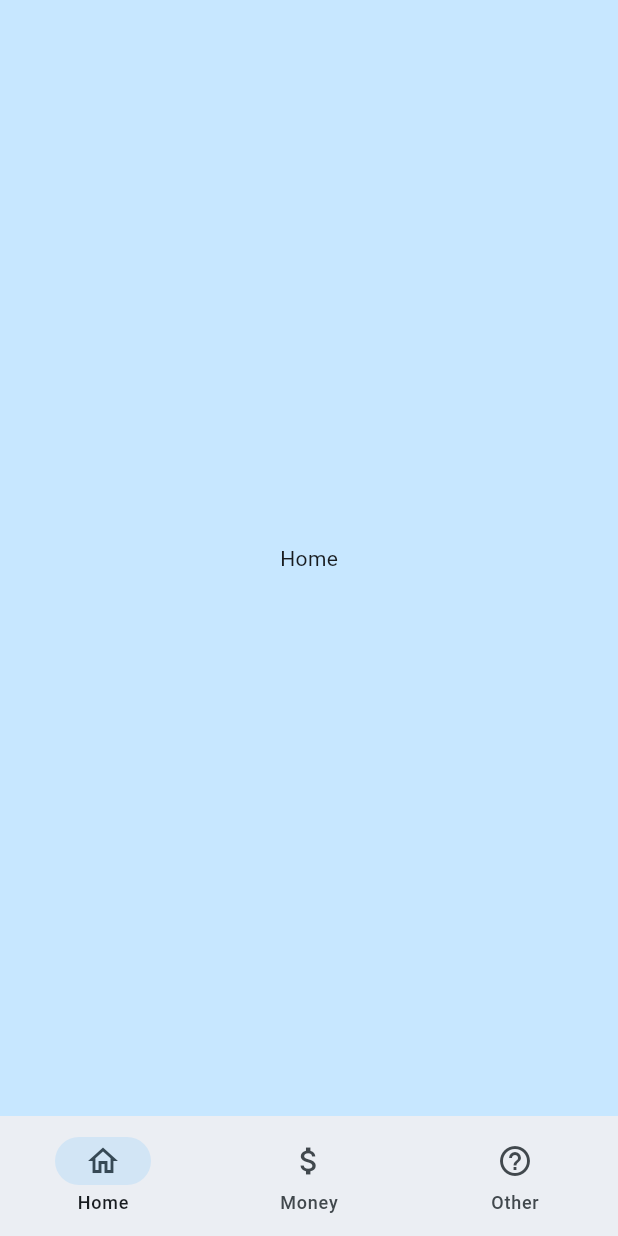
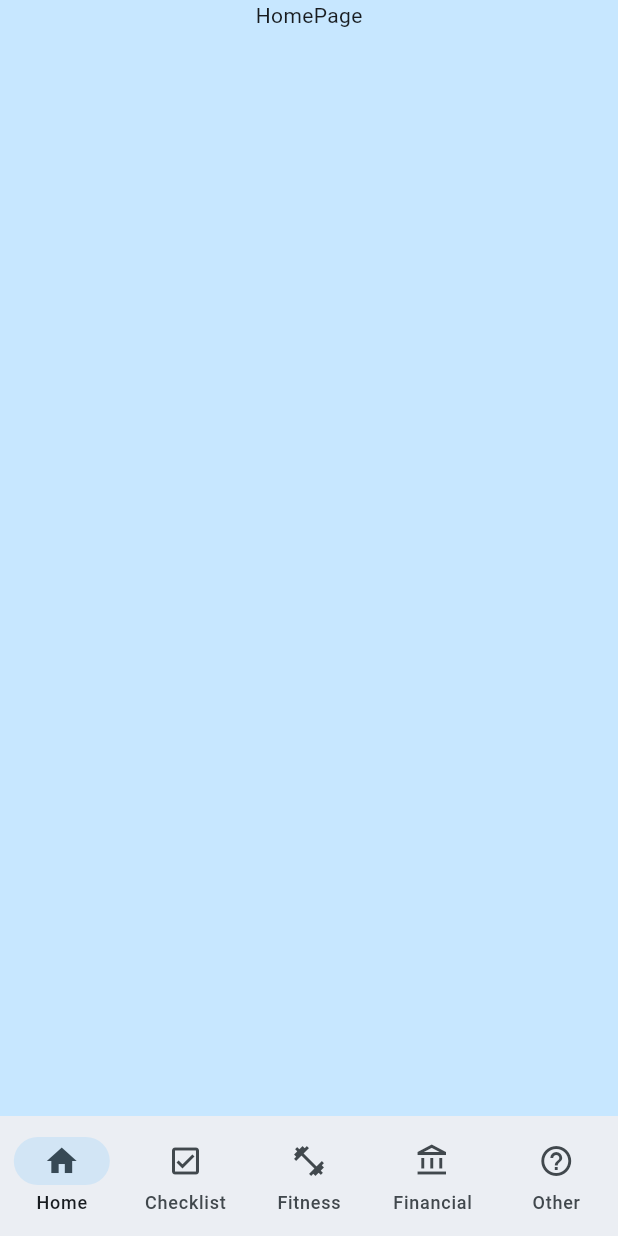
Before and after one commit to anotheory/flutterdemo, a Flutter app: the screen it shows after launch, on a phone screen of 412 x 824 dp. Run offline on Flutter 3.47's test engine with Material 3 defaults, Android fonts, the phone set to English and light mode, and no system bars; our stand-ins replace get_it.

Commit message:
feat: add bottom navigation bar & pages

```diff
--- /dev/null
+++ b/devtools_options.yaml
@@ -0,0 +1,3 @@
+description: This file stores settings for Dart & Flutter DevTools.
+documentation: https://docs.flutter.dev/tools/devtools/extensions#configure-extension-enablement-states
+extensions:
--- /dev/null
+++ b/lib/presentation/page/home_page.dart
@@ -0,0 +1,16 @@
+import 'package:flutter/material.dart';
+
+class HomePage extends StatelessWidget {
+  const HomePage({super.key});
+
+  @override
+  Widget build(BuildContext context) {
+    return Align(
+      alignment: Alignment.topCenter,
+      child: Column(
+        mainAxisAlignment: MainAxisAlignment.start,
+        children: [Text("HomePage")],
+      ),
+    );
+  }
+}
--- a/lib/presentation/page/main_page.dart
+++ b/lib/presentation/page/main_page.dart
@@ -1,5 +1,10 @@
 import 'package:flutter/material.dart';
 import 'package:myapp/presentation/bloc/app_state.dart';
+import 'package:myapp/presentation/page/checklist_page.dart';
+import 'package:myapp/presentation/page/financial_page.dart';
+import 'package:myapp/presentation/page/home_page.dart';
+import 'package:myapp/presentation/page/lifting_page.dart';
+import 'package:myapp/presentation/page/other_page.dart';
 import 'package:myapp/presentation/widgets/main_navigation_bar.dart';
 import 'package:provider/provider.dart';
 
@@ -10,51 +15,71 @@ class MainPage extends StatefulWidget {
   State<MainPage> createState() => _MainPageState();
 }
 
+class MainPageNavigationItem {
+  final String navigateName;
+  final Icon inactiveStateIcon;
+  final Icon activeStateIcon;
+  final Widget page;
+
+  MainPageNavigationItem(
+    this.navigateName,
+    this.inactiveStateIcon,
+    this.activeStateIcon,
+    this.page,
+  );
+}
+
 class _MainPageState extends State<MainPage> {
+  List<MainPageNavigationItem> navigationItemList = [
+    MainPageNavigationItem(
+      "Home",
+      Icon(Icons.home_outlined),
+      Icon(Icons.home),
+      HomePage(),
+    ),
+    MainPageNavigationItem(
+      "Checklist",
+      Icon(Icons.check_box_outlined),
+      Icon(Icons.check_box),
+      ChecklistPage(),
+    ),
+    MainPageNavigationItem(
+      "Fitness",
+      Icon(Icons.fitness_center_outlined),
+      Icon(Icons.fitness_center),
+      LiftingPage(),
+    ),
+    MainPageNavigationItem(
+      "Financial",
+      Icon(Icons.account_balance_outlined),
+      Icon(Icons.account_balance),
+      FinancialPage(),
+    ),
+    MainPageNavigationItem(
+      "Other",
+      Icon(Icons.help_outline),
+      Icon(Icons.help),
+      OtherPage(),
+    ),
+  ];
+
   @override
   Widget build(BuildContext context) {
     var appState = context.watch<AppState>();
 
     var selectedIndex = appState.selectedIndex;
 
-    Widget page;
-    switch (appState.selectedIndex) {
-      case 0:
-        page = Align(
-          alignment: Alignment.center,
-          child: Column(
-            mainAxisAlignment: MainAxisAlignment.center,
-            children: [Text('Home')],
-          ),
-        );
-      case 1:
-        page = Align(
-          alignment: Alignment.center,
-          child: Column(
-            mainAxisAlignment: MainAxisAlignment.center,
-            children: [Text('Money')],
-          ),
-        );
-      case 2:
-        page = Align(
-          alignment: Alignment.center,
-          child: Column(
-            mainAxisAlignment: MainAxisAlignment.center,
-            children: [Text('Other')],
-          ),
-        );
-      default:
-        throw UnimplementedError('no widget for $selectedIndex');
-    }
-
     return LayoutBuilder(
       builder: (context, constraints) {
         return Scaffold(
-          bottomNavigationBar: MainNavigationBar(),
+          bottomNavigationBar: MainNavigationBar(
+            navigationItemList: navigationItemList,
+          ),
           body: Container(
             color: Theme.of(context).colorScheme.primaryContainer,
-            child: page,
-          ));
+            child: navigationItemList[selectedIndex].page,
+          ),
+        );
       },
     );
   }
--- a/lib/presentation/widgets/main_navigation_bar.dart
+++ b/lib/presentation/widgets/main_navigation_bar.dart
@@ -1,15 +1,12 @@
 import 'package:flutter/material.dart';
 import 'package:myapp/presentation/bloc/app_state.dart';
+import 'package:myapp/presentation/page/main_page.dart';
 import 'package:provider/provider.dart';
 
 class MainNavigationBar extends StatelessWidget {
-  MainNavigationBar({super.key});
+  const MainNavigationBar({super.key, required this.navigationItemList});
 
-  final Map<String, List<Icon>> navigationItem = {
-    'Home': [Icon(Icons.home), Icon(Icons.home_outlined)],
-    'Money': [Icon(Icons.attach_money), Icon(Icons.attach_money_outlined)],
-    'Other': [Icon(Icons.help_outline), Icon(Icons.help_outline_outlined)],
-  };
+  final List<MainPageNavigationItem> navigationItemList;
 
   @override
   Widget build(BuildContext context) {
@@ -18,11 +15,11 @@ class MainNavigationBar extends StatelessWidget {
     return NavigationBar(
       labelBehavior: NavigationDestinationLabelBehavior.alwaysShow,
       destinations: [
-        for (var item in navigationItem.keys.toList())
+        for (var item in navigationItemList)
           NavigationDestination(
-            selectedIcon: navigationItem[item]![1],
-            icon: navigationItem[item]![0],
-            label: item,
+            selectedIcon: item.activeStateIcon,
+            icon: item.inactiveStateIcon,
+            label: item.navigateName,
           ),
       ],
       selectedIndex: appState.selectedIndex,
--- a/pubspec.yaml
+++ b/pubspec.yaml
@@ -12,6 +12,9 @@ dependencies:
   bloc: ^9.0.0
   get_it: ^8.2.0
   provider: ^6.1.5
+  dartz: ^0.10.1
+  equatable: ^2.0.7
+  flutter_bloc: ^9.1.1
 
 dev_dependencies:
   flutter_test:
```
Also changed, not shown: lib/presentation/page/checklist_page.dart (added, +16 -0 lines), lib/presentation/page/financial_page.dart (added, +22 -0 lines), lib/presentation/page/lifting_page.dart (added, +16 -0 lines), lib/presentation/page/other_page.dart (added, +16 -0 lines), pubspec.lock.
